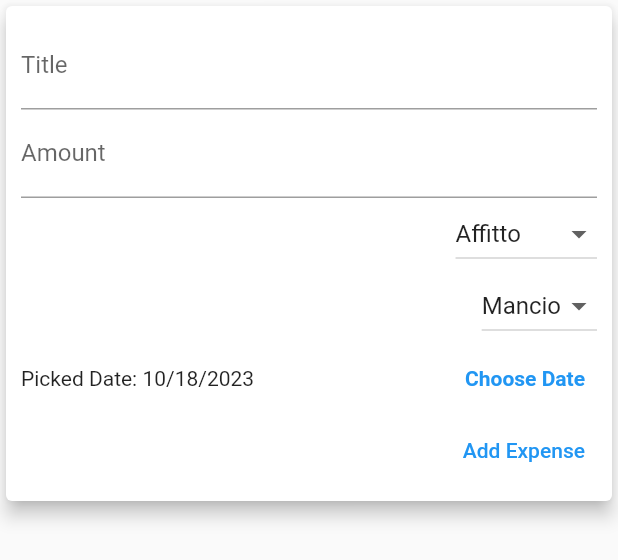
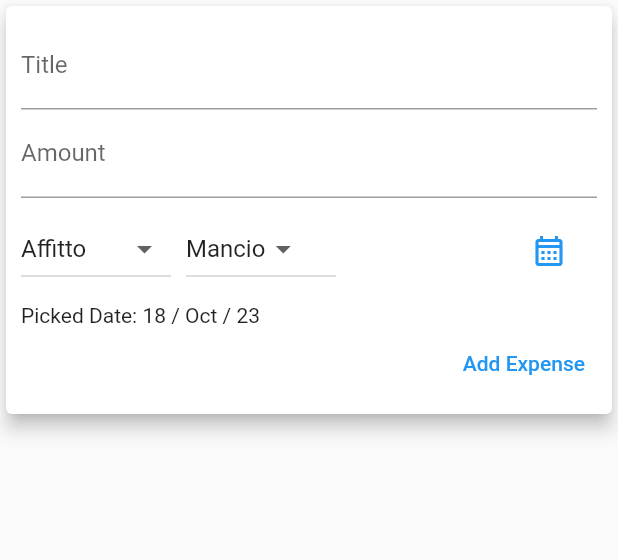
Before and after one commit to Ale866/expenses_tracker, a Flutter app: the NewExpenseModal widget shown alone on an empty page, opened directly, on a phone screen of 412 x 824 dp. Shown: the top 560 px of the screen. Run offline on Flutter 3.47's test engine with Material 2 defaults, Android fonts, the phone set to English and light mode, and no system bars.

Commit message:
changed modal styling

```diff
--- a/lib/widgets/new_add_expense.dart
+++ b/lib/widgets/new_add_expense.dart
@@ -78,7 +78,19 @@ class _NewExpenseModalState extends State<NewExpenseModal> {
                 keyboardType: TextInputType.numberWithOptions(decimal: true),
                 onSubmitted: (_) => _submitData(),
               ),
-              DropdownButton<Category>(
+              SizedBox(height: 10),
+              Row(
+                mainAxisSize: MainAxisSize.max,
+                mainAxisAlignment: MainAxisAlignment.spaceBetween,
+                children: [
+                  Expanded(
+                    child: Row(
+                      children: [
+                        Container(
+                          height: 50,
+                          width: 100,
+                          child: Expanded(
+                            child: DropdownButton<Category>(
                               value: _selectedCategory,
                               onChanged: (Category? newValue) {
                                 setState(() {
@@ -86,43 +98,59 @@ class _NewExpenseModalState extends State<NewExpenseModal> {
                                 });
                               },
                               items: Category.values
-                    .map<DropdownMenuItem<Category>>((Category value) {
+                                  .map<DropdownMenuItem<Category>>(
+                                      (Category value) {
                                 return DropdownMenuItem<Category>(
                                   value: value,
                                   child: Text(value.toString().split('.').last),
                                 );
                               }).toList(),
                             ),
-              DropdownButton<Payer>(
+                          ),
+                        ),
+                        SizedBox(width: 10),
+                        Container(
+                          height: 50,
+                          width: 100,
+                          child: Expanded(
+                            child: DropdownButton<Payer>(
                               value: _selectedPayer,
                               onChanged: (Payer? newValue) {
                                 setState(() {
                                   _selectedPayer = newValue!;
                                 });
                               },
-                items: Payer.values.map<DropdownMenuItem<Payer>>((Payer value) {
+                              items: Payer.values
+                                  .map<DropdownMenuItem<Payer>>((Payer value) {
                                 return DropdownMenuItem<Payer>(
                                   value: value,
                                   child: Text(value.toString().split('.').last),
                                 );
                               }).toList(),
                             ),
+                          ),
+                        ),
+                      ],
+                    ),
+                  ),
+                  Container(
+                    alignment: Alignment.centerRight,
+                    child: TextButton(
+                      child: Icon(Icons.calendar_month_outlined),
+                      onPressed: _presentDatePicker,
+                    ),
+                  ),
+                ],
+              ),
+              SizedBox(height: 10),
               Row(
-                children: <Widget>[
+                children: [
                   Expanded(
                     child: Text(
                       _selectedDate == null
                           ? 'No Date Chosen!'
-                          : 'Picked Date: ${DateFormat.yMd().format(_selectedDate)}',
+                          : 'Picked Date: ${DateFormat('dd / MMM / yy').format(_selectedDate)}',
                     ),
-                  ),
-                  TextButton(
-                    // textColor: Theme.of(context).primaryColor,
-                    child: Text(
-                      'Choose Date',
-                      style: TextStyle(fontWeight: FontWeight.bold),
-                    ),
-                    onPressed: _presentDatePicker,
                   ),
                 ],
               ),
```
Lines whose indentation alone changed are shown as unchanged.
